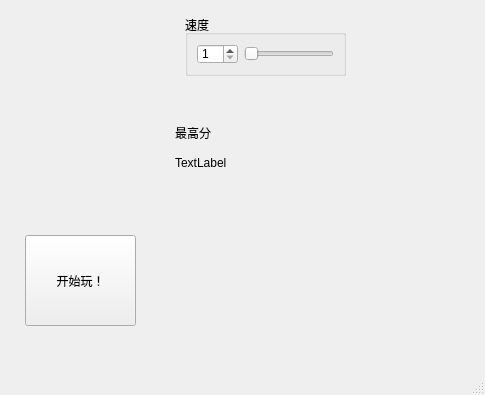
First picture: the form in difficultyandspeedselectwindow.ui, repository TwinIsland-CCC/RhythmGame_Project_1_00, before the edit; both pictures show x 315 to 800 and y 205 to 600 of the 800 by 600 pixel window.
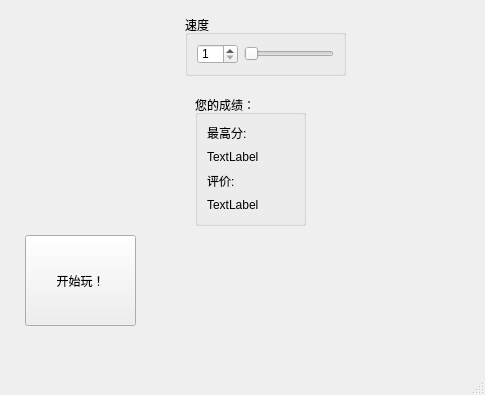
Second picture: the form after the edit. Icons and pictures are not drawn.

Diff of the .ui file:
```diff
--- a/difficultyandspeedselectwindow.ui
+++ b/difficultyandspeedselectwindow.ui
@@ -135,32 +135,6 @@
      <string>Back</string>
     </property>
    </widget>
-   <widget class="QLabel" name="label">
-    <property name="geometry">
-     <rect>
-      <x>490</x>
-      <y>330</y>
-      <width>72</width>
-      <height>15</height>
-     </rect>
-    </property>
-    <property name="text">
-     <string>最高分</string>
-    </property>
-   </widget>
-   <widget class="QLabel" name="bestLabel">
-    <property name="geometry">
-     <rect>
-      <x>490</x>
-      <y>360</y>
-      <width>72</width>
-      <height>15</height>
-     </rect>
-    </property>
-    <property name="text">
-     <string>TextLabel</string>
-    </property>
-   </widget>
    <widget class="QLabel" name="NameOfSong">
     <property name="geometry">
      <rect>
@@ -174,6 +148,49 @@
      <string>TextLabel</string>
     </property>
    </widget>
+   <widget class="QGroupBox" name="groupBox_3">
+    <property name="geometry">
+     <rect>
+      <x>510</x>
+      <y>300</y>
+      <width>111</width>
+      <height>131</height>
+     </rect>
+    </property>
+    <property name="title">
+     <string>您的成绩：</string>
+    </property>
+    <layout class="QVBoxLayout" name="verticalLayout_2">
+     <item>
+      <widget class="QLabel" name="best">
+       <property name="text">
+        <string>最高分:</string>
+       </property>
+      </widget>
+     </item>
+     <item>
+      <widget class="QLabel" name="bestLabel">
+       <property name="text">
+        <string>TextLabel</string>
+       </property>
+      </widget>
+     </item>
+     <item>
+      <widget class="QLabel" name="grade">
+       <property name="text">
+        <string>评价:</string>
+       </property>
+      </widget>
+     </item>
+     <item>
+      <widget class="QLabel" name="gradelabel">
+       <property name="text">
+        <string>TextLabel</string>
+       </property>
+      </widget>
+     </item>
+    </layout>
+   </widget>
   </widget>
   <widget class="QMenuBar" name="menubar">
    <property name="geometry">
```
